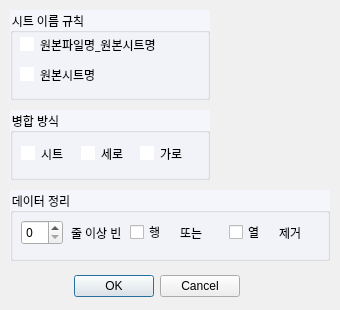
The window that options.ui (Fentanest/ExcelMerger) describes before a commit, drawn with Qt 5.
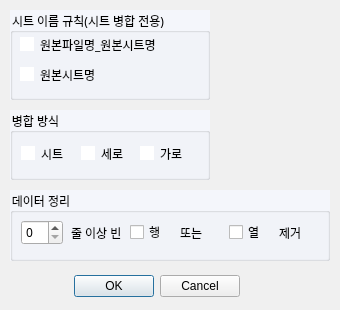
The same window after the commit. Icons and pictures are not drawn.

```diff
--- a/options.ui
+++ b/options.ui
@@ -294,7 +294,7 @@
     </font>
    </property>
    <property name="title">
-    <string>시트 이름 규칙</string>
+    <string>시트 이름 규칙(시트 병합 전용)</string>
    </property>
    <widget class="QWidget" name="layoutWidget_3">
     <property name="geometry">
```
